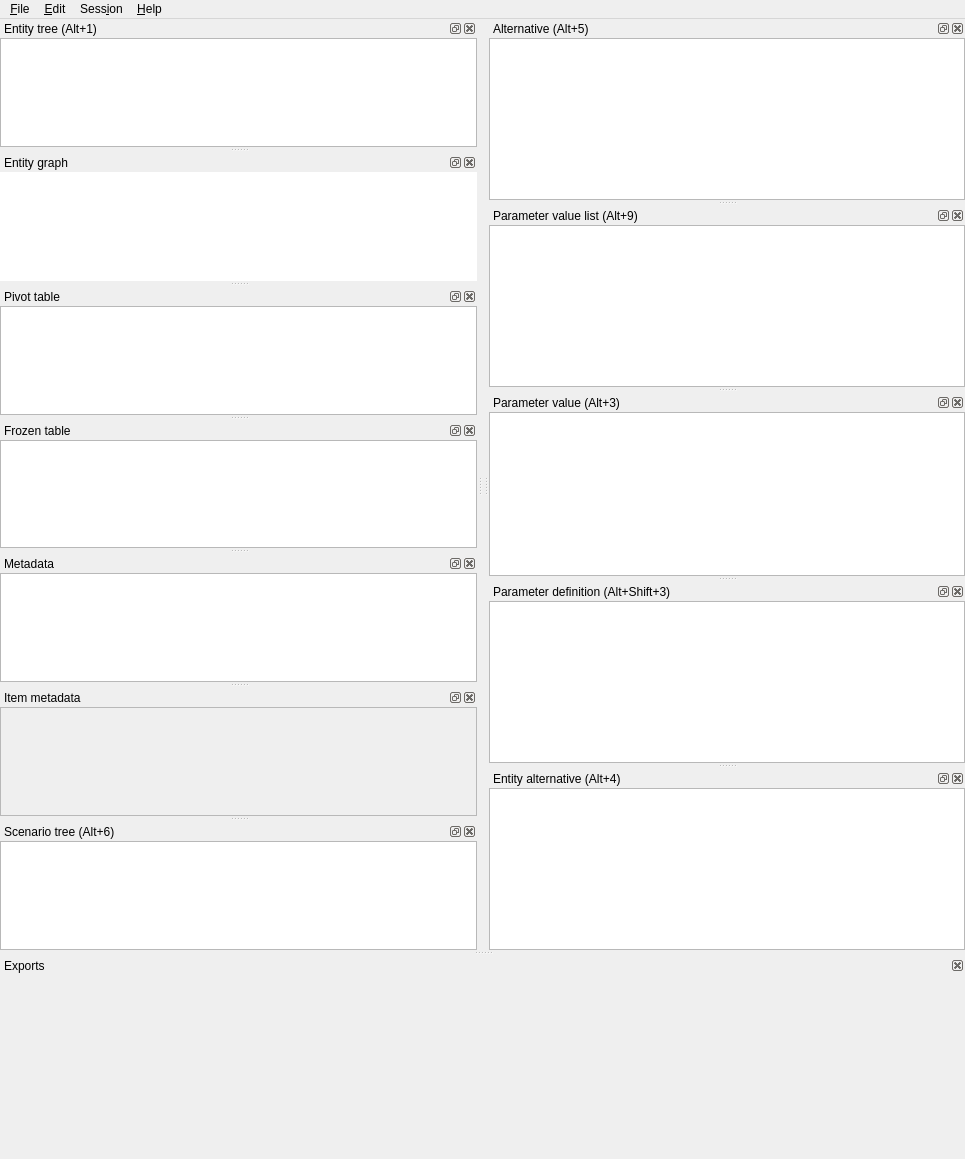
First picture: the form in spinetoolbox/spine_db_editor/ui/spine_db_editor_window.ui, repository spine-tools/Spine-Toolbox, before the edit.
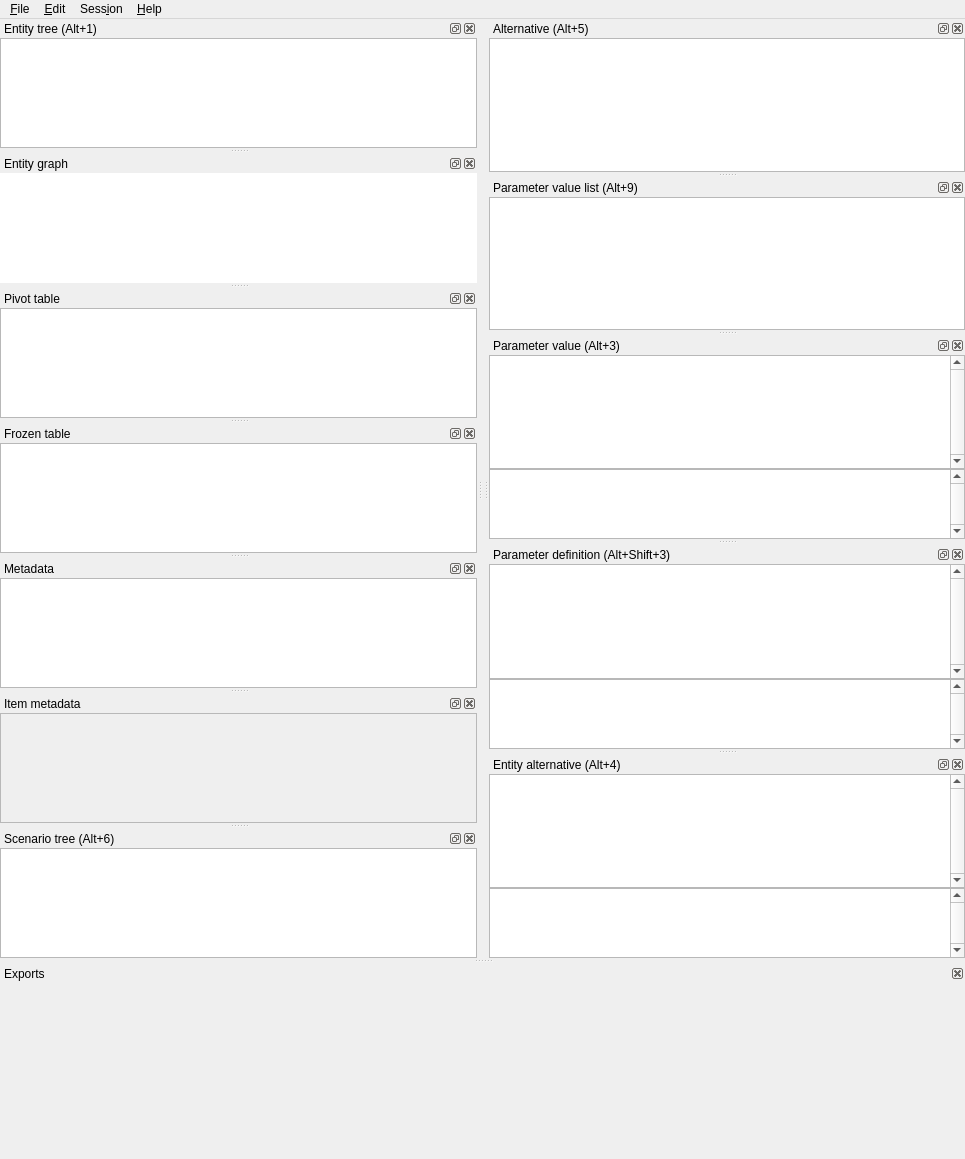
Second picture: the form after the edit. Icons and pictures are not drawn. Custom widgets are drawn as their Qt base class.

Commit message:
Move empty row to its own table
The empty row in parameter definition, value and entity alternative tables
in DB editor is not its own table at the bottom of the corresponding dock.

Re #3091

What changed in the file:
```diff
--- a/spinetoolbox/spine_db_editor/ui/spine_db_editor_window.ui
+++ b/spinetoolbox/spine_db_editor/ui/spine_db_editor_window.ui
@@ -170,8 +170,11 @@
        <property name="accessibleName">
         <string>parameter value</string>
        </property>
-       <property name="layoutDirection">
-        <enum>Qt::LeftToRight</enum>
+       <property name="verticalScrollBarPolicy">
+        <enum>Qt::ScrollBarPolicy::ScrollBarAlwaysOn</enum>
+       </property>
+       <property name="horizontalScrollBarPolicy">
+        <enum>Qt::ScrollBarPolicy::ScrollBarAlwaysOff</enum>
        </property>
        <property name="tabKeyNavigation">
         <bool>false</bool>
@@ -180,10 +183,7 @@
         <enum>QAbstractItemView::SelectItems</enum>
        </property>
        <property name="horizontalScrollMode">
-        <enum>QAbstractItemView::ScrollPerPixel</enum>
-       </property>
-       <property name="sortingEnabled">
-        <bool>false</bool>
+        <enum>QAbstractItemView::ScrollMode::ScrollPerPixel</enum>
        </property>
        <property name="wordWrap">
         <bool>false</bool>
@@ -199,6 +199,37 @@
        </attribute>
       </widget>
      </item>
+     <item>
+      <widget class="EmptyParameterValueTableView" name="empty_parameter_value_table_view">
+       <property name="sizePolicy">
+        <sizepolicy hsizetype="Expanding" vsizetype="Minimum">
+         <horstretch>0</horstretch>
+         <verstretch>0</verstretch>
+        </sizepolicy>
+       </property>
+       <property name="verticalScrollBarPolicy">
+        <enum>Qt::ScrollBarPolicy::ScrollBarAlwaysOn</enum>
+       </property>
+       <property name="sizeAdjustPolicy">
+        <enum>QAbstractScrollArea::SizeAdjustPolicy::AdjustToContents</enum>
+       </property>
+       <property name="tabKeyNavigation">
+        <bool>false</bool>
+       </property>
+       <property name="horizontalScrollMode">
+        <enum>QAbstractItemView::ScrollMode::ScrollPerPixel</enum>
+       </property>
+       <property name="wordWrap">
+        <bool>false</bool>
+       </property>
+       <attribute name="horizontalHeaderVisible">
+        <bool>false</bool>
+       </attribute>
+       <attribute name="verticalHeaderVisible">
+        <bool>false</bool>
+       </attribute>
+      </widget>
+     </item>
     </layout>
    </widget>
   </widget>
@@ -234,11 +265,17 @@
        <property name="accessibleName">
         <string>parameter definition</string>
        </property>
+       <property name="verticalScrollBarPolicy">
+        <enum>Qt::ScrollBarPolicy::ScrollBarAlwaysOn</enum>
+       </property>
+       <property name="horizontalScrollBarPolicy">
+        <enum>Qt::ScrollBarPolicy::ScrollBarAlwaysOff</enum>
+       </property>
        <property name="tabKeyNavigation">
         <bool>false</bool>
        </property>
-       <property name="selectionBehavior">
-        <enum>QAbstractItemView::SelectItems</enum>
+       <property name="textElideMode">
+        <enum>Qt::TextElideMode::ElideLeft</enum>
        </property>
        <property name="horizontalScrollMode">
         <enum>QAbstractItemView::ScrollPerPixel</enum>
@@ -260,6 +297,34 @@
        </attribute>
       </widget>
      </item>
+     <item>
+      <widget class="EmptyParameterDefinitionTableView" name="empty_parameter_definition_table_view">
+       <property name="sizePolicy">
+        <sizepolicy hsizetype="Expanding" vsizetype="Minimum">
+         <horstretch>0</horstretch>
+         <verstretch>0</verstretch>
+        </sizepolicy>
+       </property>
+       <property name="verticalScrollBarPolicy">
+        <enum>Qt::ScrollBarPolicy::ScrollBarAlwaysOn</enum>
+       </property>
+       <property name="sizeAdjustPolicy">
+        <enum>QAbstractScrollArea::SizeAdjustPolicy::AdjustToContents</enum>
+       </property>
+       <property name="tabKeyNavigation">
+        <bool>false</bool>
+       </property>
+       <property name="horizontalScrollMode">
+        <enum>QAbstractItemView::ScrollMode::ScrollPerPixel</enum>
+       </property>
+       <attribute name="horizontalHeaderVisible">
+        <bool>false</bool>
+       </attribute>
+       <attribute name="verticalHeaderVisible">
+        <bool>false</bool>
+       </attribute>
+      </widget>
+     </item>
     </layout>
    </widget>
   </widget>
@@ -553,6 +618,9 @@
      </property>
      <item>
       <widget class="MetadataTableView" name="metadata_table_view">
+       <property name="textElideMode">
+        <enum>Qt::TextElideMode::ElideRight</enum>
+       </property>
        <property name="sortingEnabled">
         <bool>true</bool>
        </property>
@@ -685,6 +753,12 @@
      </property>
      <item>
       <widget class="EntityAlternativeTableView" name="tableView_entity_alternative">
+       <property name="verticalScrollBarPolicy">
+        <enum>Qt::ScrollBarPolicy::ScrollBarAlwaysOn</enum>
+       </property>
+       <property name="horizontalScrollBarPolicy">
+        <enum>Qt::ScrollBarPolicy::ScrollBarAlwaysOff</enum>
+       </property>
        <property name="tabKeyNavigation">
         <bool>false</bool>
        </property>
@@ -705,6 +779,37 @@
        </attribute>
       </widget>
      </item>
+     <item>
+      <widget class="EmptyEntityAlternativeTableView" name="empty_entity_alternative_table_view">
+       <property name="sizePolicy">
+        <sizepolicy hsizetype="Expanding" vsizetype="Minimum">
+         <horstretch>0</horstretch>
+         <verstretch>0</verstretch>
+        </sizepolicy>
+       </property>
+       <property name="verticalScrollBarPolicy">
+        <enum>Qt::ScrollBarPolicy::ScrollBarAlwaysOn</enum>
+       </property>
+       <property name="sizeAdjustPolicy">
+        <enum>QAbstractScrollArea::SizeAdjustPolicy::AdjustToContents</enum>
+       </property>
+       <property name="tabKeyNavigation">
+        <bool>false</bool>
+       </property>
+       <property name="horizontalScrollMode">
+        <enum>QAbstractItemView::ScrollMode::ScrollPerPixel</enum>
+       </property>
+       <property name="wordWrap">
+        <bool>false</bool>
+       </property>
+       <attribute name="horizontalHeaderVisible">
+        <bool>false</bool>
+       </attribute>
+       <attribute name="verticalHeaderVisible">
+        <bool>false</bool>
+       </attribute>
+      </widget>
+     </item>
     </layout>
    </widget>
   </widget>
@@ -1225,6 +1330,21 @@
    <header>spinetoolbox/spine_db_editor/widgets/custom_qwidgets.h</header>
    <container>1</container>
   </customwidget>
+  <customwidget>
+   <class>EmptyParameterValueTableView</class>
+   <extends>QTableView</extends>
+   <header>spinetoolbox/spine_db_editor/widgets/custom_qtableview.h</header>
+  </customwidget>
+  <customwidget>
+   <class>EmptyParameterDefinitionTableView</class>
+   <extends>QTableView</extends>
+   <header>spinetoolbox/spine_db_editor/widgets/custom_qtableview.h</header>
+  </customwidget>
+  <customwidget>
+   <class>EmptyEntityAlternativeTableView</class>
+   <extends>QTableView</extends>
+   <header>spinetoolbox/spine_db_editor/widgets/custom_qtableview.h</header>
+  </customwidget>
  </customwidgets>
  <resources>
   <include location="../../ui/resources/resources_icons.qrc"/>
```
Left out of the diff: 68 changed lines with no effect on the pictures. The commit also changes 47 other files.
